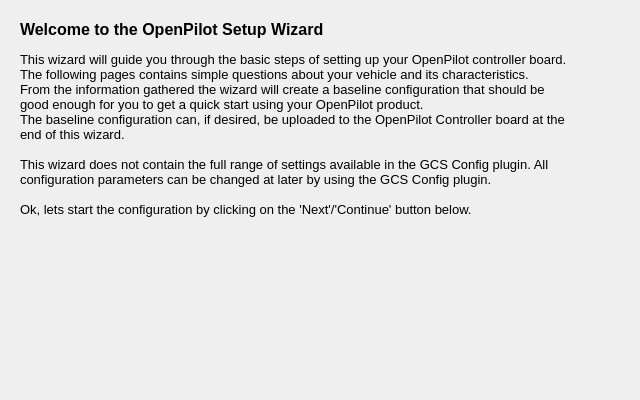
Before: the Qt Designer form ground/openpilotgcs/src/plugins/setupwizard/pages/startpage.ui in openpilot/OpenPilot, drawn with Qt 5.
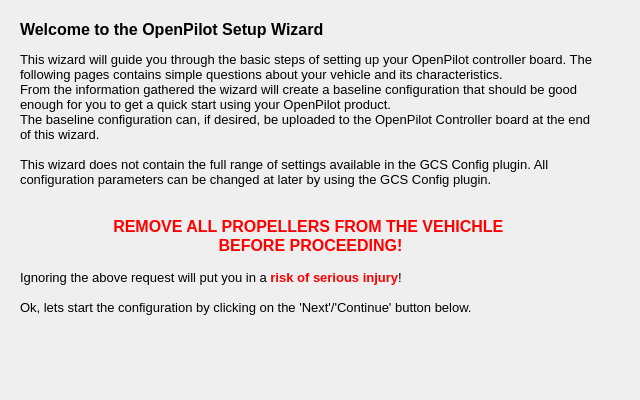
After: the same form once the commit is applied.

What changed in the file:
```diff
--- a/ground/openpilotgcs/src/plugins/setupwizard/pages/startpage.ui
+++ b/ground/openpilotgcs/src/plugins/setupwizard/pages/startpage.ui
@@ -24,7 +24,7 @@
     <rect>
      <x>20</x>
      <y>20</y>
-     <width>550</width>
+     <width>581</width>
      <height>350</height>
     </rect>
    </property>
@@ -32,15 +32,21 @@
     <string>&lt;!DOCTYPE HTML PUBLIC &quot;-//W3C//DTD HTML 4.0//EN&quot; &quot;http://www.w3.org/TR/REC-html40/strict.dtd&quot;&gt;
 &lt;html&gt;&lt;head&gt;&lt;meta name=&quot;qrichtext&quot; content=&quot;1&quot; /&gt;&lt;style type=&quot;text/css&quot;&gt;
 p, li { white-space: pre-wrap; }
-&lt;/style&gt;&lt;/head&gt;&lt;body style=&quot; font-family:'MS Shell Dlg 2'; font-size:8.25pt; font-weight:400; font-style:normal;&quot;&gt;
+&lt;/style&gt;&lt;/head&gt;&lt;body style=&quot; font-family:'MS Shell Dlg 2'; font-size:8pt; font-weight:400; font-style:normal;&quot;&gt;
 &lt;p style=&quot; margin-top:0px; margin-bottom:0px; margin-left:0px; margin-right:0px; -qt-block-indent:0; text-indent:0px;&quot;&gt;&lt;span style=&quot; font-size:12pt; font-weight:600;&quot;&gt;Welcome to the OpenPilot Setup Wizard&lt;/span&gt;&lt;/p&gt;
-&lt;p style=&quot;-qt-paragraph-type:empty; margin-top:0px; margin-bottom:0px; margin-left:0px; margin-right:0px; -qt-block-indent:0; text-indent:0px; font-size:8pt;&quot;&gt;&lt;/p&gt;
+&lt;p style=&quot;-qt-paragraph-type:empty; margin-top:0px; margin-bottom:0px; margin-left:0px; margin-right:0px; -qt-block-indent:0; text-indent:0px;&quot;&gt;&lt;br /&gt;&lt;/p&gt;
 &lt;p style=&quot; margin-top:0px; margin-bottom:0px; margin-left:0px; margin-right:0px; -qt-block-indent:0; text-indent:0px;&quot;&gt;&lt;span style=&quot; font-size:10pt;&quot;&gt;This wizard will guide you through the basic steps of setting up your OpenPilot controller board. The following pages contains simple questions about your vehicle and its characteristics. &lt;/span&gt;&lt;/p&gt;
 &lt;p style=&quot; margin-top:0px; margin-bottom:0px; margin-left:0px; margin-right:0px; -qt-block-indent:0; text-indent:0px;&quot;&gt;&lt;span style=&quot; font-size:10pt;&quot;&gt;From the information gathered the wizard will create a baseline configuration that should be good enough for you to get a quick start using your OpenPilot product.&lt;/span&gt;&lt;/p&gt;
 &lt;p style=&quot; margin-top:0px; margin-bottom:0px; margin-left:0px; margin-right:0px; -qt-block-indent:0; text-indent:0px;&quot;&gt;&lt;span style=&quot; font-size:10pt;&quot;&gt;The baseline configuration can, if desired, be uploaded to the OpenPilot Controller board at the end of this wizard.&lt;/span&gt;&lt;/p&gt;
-&lt;p style=&quot;-qt-paragraph-type:empty; margin-top:0px; margin-bottom:0px; margin-left:0px; margin-right:0px; -qt-block-indent:0; text-indent:0px; font-size:10pt;&quot;&gt;&lt;/p&gt;
+&lt;p style=&quot;-qt-paragraph-type:empty; margin-top:0px; margin-bottom:0px; margin-left:0px; margin-right:0px; -qt-block-indent:0; text-indent:0px; font-size:10pt;&quot;&gt;&lt;br /&gt;&lt;/p&gt;
 &lt;p style=&quot; margin-top:0px; margin-bottom:0px; margin-left:0px; margin-right:0px; -qt-block-indent:0; text-indent:0px;&quot;&gt;&lt;span style=&quot; font-size:10pt;&quot;&gt;This wizard does not contain the full range of settings available in the GCS Config plugin. All configuration parameters can be changed at later by using the GCS Config plugin.&lt;/span&gt;&lt;/p&gt;
-&lt;p style=&quot;-qt-paragraph-type:empty; margin-top:0px; margin-bottom:0px; margin-left:0px; margin-right:0px; -qt-block-indent:0; text-indent:0px; font-size:10pt;&quot;&gt;&lt;/p&gt;
+&lt;p style=&quot;-qt-paragraph-type:empty; margin-top:0px; margin-bottom:0px; margin-left:0px; margin-right:0px; -qt-block-indent:0; text-indent:0px; font-size:10pt;&quot;&gt;&lt;br /&gt;&lt;/p&gt;
+&lt;p style=&quot;-qt-paragraph-type:empty; margin-top:0px; margin-bottom:0px; margin-left:0px; margin-right:0px; -qt-block-indent:0; text-indent:0px; font-size:10pt;&quot;&gt;&lt;br /&gt;&lt;/p&gt;
+&lt;p align=&quot;center&quot; style=&quot; margin-top:0px; margin-bottom:0px; margin-left:0px; margin-right:0px; -qt-block-indent:0; text-indent:0px;&quot;&gt;&lt;span style=&quot; font-size:12pt; font-weight:600; color:#ff0000;&quot;&gt;REMOVE ALL PROPELLERS FROM THE VEHICHLE &lt;/span&gt;&lt;/p&gt;
+&lt;p align=&quot;center&quot; style=&quot; margin-top:0px; margin-bottom:0px; margin-left:0px; margin-right:0px; -qt-block-indent:0; text-indent:0px;&quot;&gt;&lt;span style=&quot; font-size:12pt; font-weight:600; color:#ff0000;&quot;&gt;BEFORE PROCEEDING!&lt;/span&gt;&lt;/p&gt;
+&lt;p style=&quot;-qt-paragraph-type:empty; margin-top:0px; margin-bottom:0px; margin-left:0px; margin-right:0px; -qt-block-indent:0; text-indent:0px; font-size:10pt;&quot;&gt;&lt;br /&gt;&lt;/p&gt;
+&lt;p style=&quot; margin-top:0px; margin-bottom:0px; margin-left:0px; margin-right:0px; -qt-block-indent:0; text-indent:0px;&quot;&gt;&lt;span style=&quot; font-size:10pt;&quot;&gt;Ignoring the above request will put you in a&lt;/span&gt;&lt;span style=&quot; font-size:10pt; font-weight:600; color:#ff0000;&quot;&gt; risk of serious injury&lt;/span&gt;&lt;span style=&quot; font-size:10pt;&quot;&gt;!&lt;/span&gt;&lt;/p&gt;
+&lt;p style=&quot;-qt-paragraph-type:empty; margin-top:0px; margin-bottom:0px; margin-left:0px; margin-right:0px; -qt-block-indent:0; text-indent:0px; font-size:10pt;&quot;&gt;&lt;br /&gt;&lt;/p&gt;
 &lt;p style=&quot; margin-top:0px; margin-bottom:0px; margin-left:0px; margin-right:0px; -qt-block-indent:0; text-indent:0px;&quot;&gt;&lt;span style=&quot; font-size:10pt;&quot;&gt;Ok, lets start the configuration by clicking on the 'Next'/'Continue' button below.&lt;/span&gt;&lt;/p&gt;&lt;/body&gt;&lt;/html&gt;</string>
    </property>
    <property name="alignment">
```
